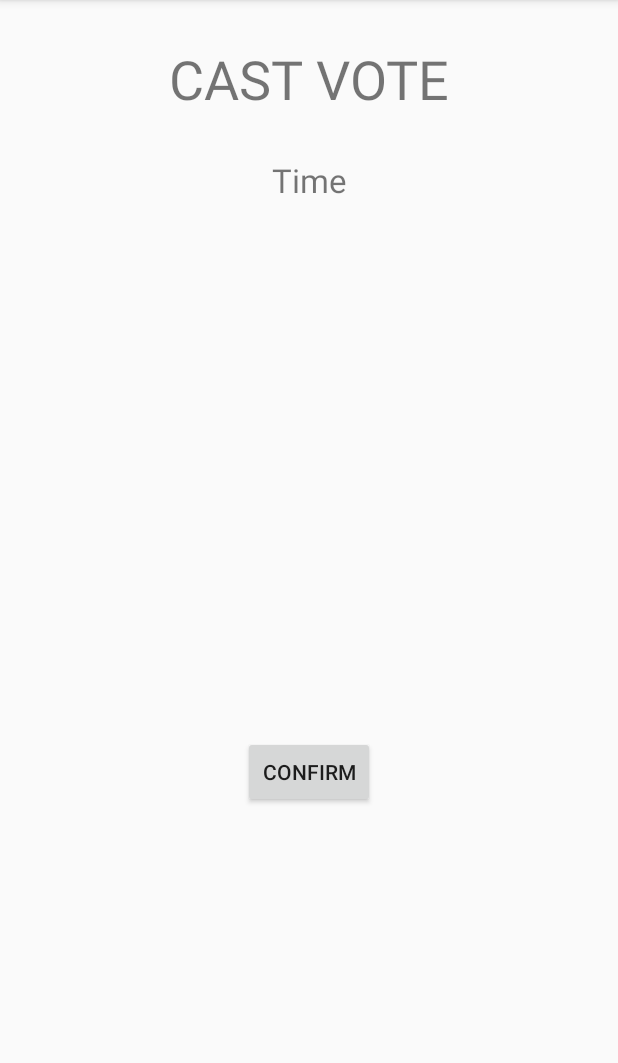
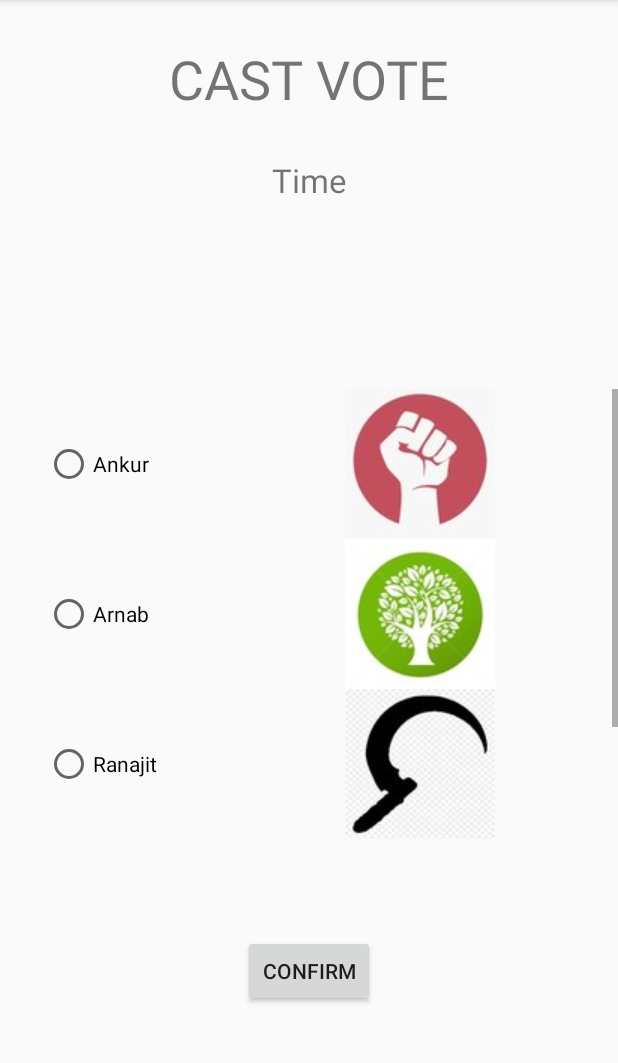
Before and after one commit to ABHISHEK4227/votingApp, an Android app: the CastVote screen opened directly, with no data from a screen before it, on a phone screen of 412 x 824 dp, the part 84-1147 px from its top. Run offline under Robolectric (Android 15) with nearby library versions, the phone set to English and light mode, and no system bars.

Commit message:
updated Ranajit

```diff
--- a/app/src/main/java/com/example/votingapp/CandidateList.java
+++ b/app/src/main/java/com/example/votingapp/CandidateList.java
@@ -19,10 +19,6 @@ class CandidateNode{
 
     public Candidate getCand() {
         return cand;
-    }
-
-    public void setCand(Candidate c) {
-        this.cand = cand;
     }
 }
 
@@ -46,6 +42,9 @@ public class CandidateList {
     }
 
     public Candidate top() {
-        return this.top.getCand();
+        if(top !=  null) {
+            return this.top.getCand();
+        }
+        else return null;
     }
 }
--- a/app/src/main/java/com/example/votingapp/CastVote.java
+++ b/app/src/main/java/com/example/votingapp/CastVote.java
@@ -1,12 +1,18 @@
 package com.example.votingapp;
 
 import androidx.appcompat.app.AppCompatActivity;
+import androidx.core.content.ContextCompat;
 
+import android.graphics.drawable.Drawable;
+import android.graphics.drawable.GradientDrawable;
 import android.os.Bundle;
 import android.widget.Button;
+import android.widget.ImageView;
 import android.widget.LinearLayout;
+import android.widget.RadioButton;
 import android.widget.RadioGroup;
 import android.widget.ScrollView;
+import android.widget.TextView;
 
 public class CastVote extends AppCompatActivity {
     private Button confirmButton;
@@ -19,24 +25,45 @@ public class CastVote extends AppCompatActivity {
     protected void onCreate(Bundle savedInstanceState) {
         super.onCreate(savedInstanceState);
         setContentView(R.layout.activity_cast_vote);
+        list = null;
         confirmButton = (Button) findViewById(R.id.confirmVote);
         scrollV = (ScrollView) findViewById(R.id.scrollview_vote);
         radioG = (RadioGroup) findViewById(R.id.radiogroup_vote);
 
 //        list = fetchCandidateList();
-        Candidate c0 = new Candidate(new String("Abhishek"), 0);
+        Candidate c0 = new Candidate(new String("Abhishek"), 3);
         Candidate c1 = new Candidate(new String("Ranajit"), 1);
         Candidate c2 = new Candidate(new String("Arnab"), 2);
+        Candidate c3 = new Candidate(new String("Ankur"), 4);
         list = new CandidateList(c0);
         list.push(c1);
         list.push(c2);
-
+        list.push(c3);
         populate();
     }
 
     public void populate() {
-        LinearLayout loading = (LinearLayout) findViewById(R.id.vote_loading);
+        TextView loading = (TextView) findViewById(R.id.vote_loading);
         radioG.removeView(loading);
+
+        final float scale = getResources().getDisplayMetrics().density;
+
+        while( list.top() != null ) {
+            RadioButton rd = new RadioButton(this);
+            rd.setLayoutParams(new LinearLayout.LayoutParams(
+                    (int)(300 * scale + 0.5f),
+                    (int)(100 * scale + 0.5f)
+            ));
+            rd.setText(list.top().getName());
+            int resId = getResources().getIdentifier("id"+list.top().getPartyID(),"drawable", getPackageName());
+            Drawable d = getResources().getDrawable(resId);
+            rd.setCompoundDrawablesWithIntrinsicBounds(null, null, d, null);
+
+
+            radioG.addView(rd);
+            list.pop();
+        }
+//        radioG.addView();
     }
 
 }
--- a/app/src/main/res/layout/activity_cast_vote.xml
+++ b/app/src/main/res/layout/activity_cast_vote.xml
@@ -37,27 +37,31 @@
     <ScrollView
         android:id="@+id/scrollview_vote"
         android:layout_width="match_parent"
-        android:layout_height="wrap_content"
+        android:layout_height="300dp"
         android:layout_marginTop="18dp"
-        android:maxHeight="400dp"
+        android:animateLayoutChanges="true"
+        android:fillViewport="true"
         app:layout_constraintBottom_toBottomOf="parent"
         app:layout_constraintEnd_toEndOf="parent"
+        app:layout_constraintHorizontal_bias="1.0"
         app:layout_constraintStart_toStartOf="parent"
         app:layout_constraintTop_toBottomOf="@+id/textView21"
-        app:layout_constraintVertical_bias="0.3">
+        app:layout_constraintVertical_bias="0.339">
 
         <RadioGroup
             android:id="@+id/radiogroup_vote"
             android:layout_width="match_parent"
-            android:layout_height="wrap_content">
+            android:layout_height="match_parent"
+            android:layout_marginHorizontal="30dp">
 
-            <LinearLayout
-                android:id="@+id/vote_loading"
-                android:layout_width="match_parent"
-                android:layout_height="wrap_content"
-                android:orientation="horizontal">
+            <!--            <LinearLayout-->
+            <!--                android:id="@+id/vote_loading"-->
+            <!--                android:layout_width="match_parent"-->
+            <!--                android:layout_height="wrap_content"-->
+            <!--                android:orientation="horizontal">-->
 
             <TextView
+                android:id="@+id/vote_loading"
                 android:layout_width="match_parent"
                 android:layout_height="wrap_content"
                 android:layout_gravity="center_horizontal"
@@ -73,7 +77,7 @@
             <!--                    android:layout_width="45dp"-->
             <!--                    android:layout_height="45dp"-->
             <!--                    app:srcCompat="@drawable/id0" />-->
-            </LinearLayout>
+            <!--            </LinearLayout>-->
 
         </RadioGroup>
     </ScrollView>
```
Also changed, not shown: app/src/main/res/drawable/id0.jpg, app/src/main/res/drawable/id1.jpg, app/src/main/res/drawable/id2.jpg, app/src/main/res/drawable/id3.jpg, app/src/main/res/drawable/id4.jpg, app/src/main/res/drawable/id5.jpg, app/src/main/res/drawable/id6.jpg, app/src/main/res/drawable/id7.jpg, app/src/main/res/drawable/id8.jpg, app/src/main/res/drawable/id9.jpg, 1 other file. Lines whose indentation alone changed are shown as unchanged.
